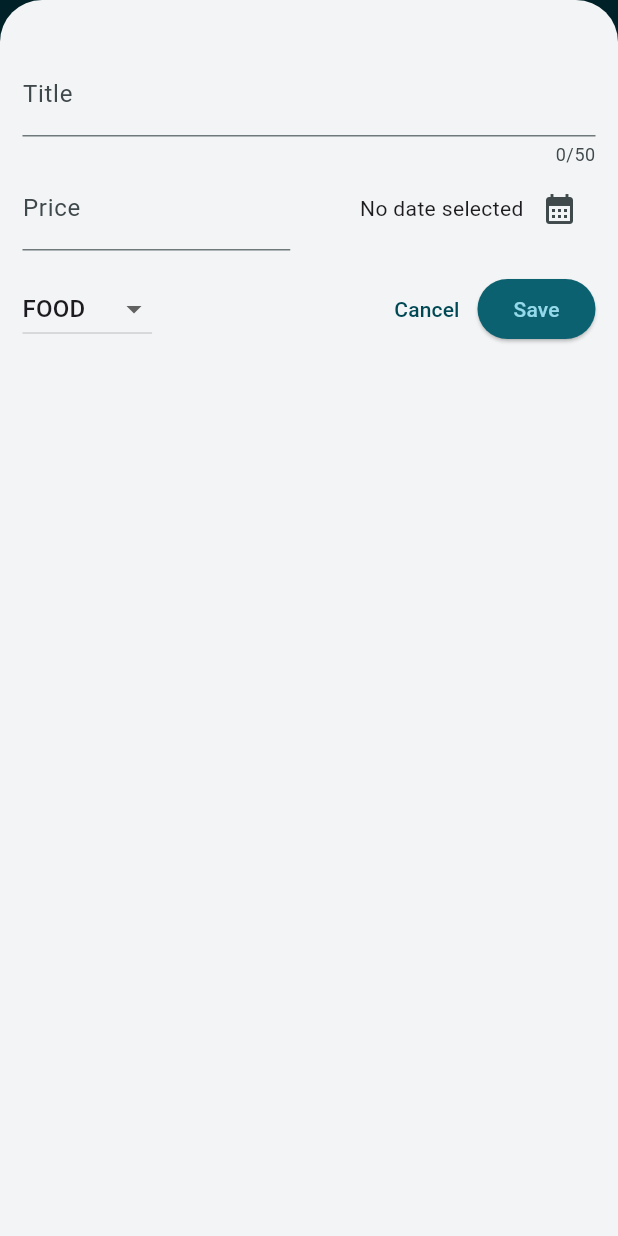
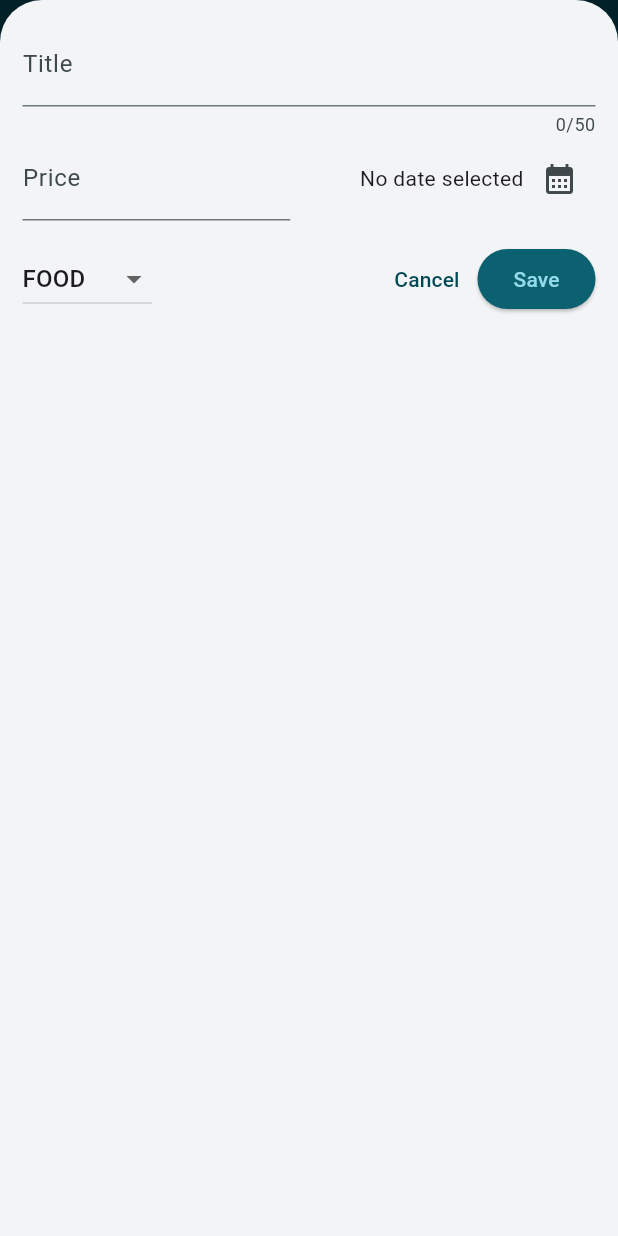
Before and after one commit to zhiharkaVal/flutter_practice, a Flutter app: the screen it shows after launch, after a tap on the "add" icon, on a phone screen of 412 x 824 dp. Run offline on Flutter 3.47's test engine with Material 3 defaults, Android fonts, the light colour scheme and no system bars; our stand-ins replace google_fonts.

Commit message:
Made layouts a bit more responsive

```diff
--- a/expense_tracker/lib/widgets/expenses.dart
+++ b/expense_tracker/lib/widgets/expenses.dart
@@ -31,6 +31,7 @@ class _ExpensesState extends State<Expenses> {
 
   void _openAddExpenseOverlay() {
     showModalBottomSheet(
+      useSafeArea: true,
       isScrollControlled: true,
       context: context,
       builder: (ctx) =>
@@ -69,6 +70,7 @@ class _ExpensesState extends State<Expenses> {
 
   @override
   Widget build(BuildContext context) {
+    final width = MediaQuery.of(context).size.width;
     Widget mainContent = Center(child: const Text('No expenses found'));
 
     if (_expenses.isNotEmpty) {
@@ -88,9 +90,20 @@ class _ExpensesState extends State<Expenses> {
           ),
         ],
       ),
-      body: Column(
+      body: width < 600
+          ? Column(
+            children: [
+              Chart(expenses: _expenses),
+              Expanded(
+                child: mainContent,
+              ),
+            ],
+          )
+        : Row(
         children: [
-          Chart(expenses: _expenses),
+          Expanded(
+            child: Chart(expenses: _expenses),
+          ),
           Expanded(
             child: mainContent,
           ),
--- a/expense_tracker/lib/widgets/new_expense.dart
+++ b/expense_tracker/lib/widgets/new_expense.dart
@@ -1,3 +1,6 @@
+import 'dart:io';
+
+import 'package:flutter/cupertino.dart';
 import 'package:flutter/material.dart';
 import 'package:expense_tracker/models/expense.dart';
 
@@ -33,11 +36,28 @@ class _NewExpenseState extends State<NewExpense> {
     });
   }
 
-  void _submitExpenseData() {
-    final enteredPrice = double.tryParse(_priceController.text);
-    final invalidEnteredPrice = (enteredPrice == null) || (enteredPrice <= 0);
+  void _showIOsDialog  () {
+    // cupertino IOs native widgets
+    showCupertinoDialog(
+      context: context,
+      builder: (ctx) =>
+        AlertDialog(
+          title: const Text('Invalid expense data'),
+          content: const Text(
+            'Please, make sure that a valid title, price and data was entered'),
+          actions: [
+            TextButton(
+              onPressed: () {
+                Navigator.pop(ctx);
+              },
+              child: const Text('Okay'),
+            )
+          ],
+        ),
+    );
+  }
 
-    if (_titleController.text.trim().isEmpty || invalidEnteredPrice || _selectedDate == null) {
+  void _showDefaultDialog () {
     showDialog(
       context: context,
       builder: (ctx) => AlertDialog(
@@ -53,6 +73,14 @@ class _NewExpenseState extends State<NewExpense> {
         ],
       ),
     );
+  }
+
+  void _submitExpenseData() {
+    final enteredPrice = double.tryParse(_priceController.text);
+    final invalidEnteredPrice = (enteredPrice == null) || (enteredPrice <= 0);
+
+    if (_titleController.text.trim().isEmpty || invalidEnteredPrice || _selectedDate == null) {
+      (Platform.isIOS) ? _showIOsDialog() : _showDefaultDialog ();
       return;
     }
 
@@ -75,10 +103,44 @@ class _NewExpenseState extends State<NewExpense> {
 
   @override
   Widget build(BuildContext context) {
-    return Padding(
-      padding: const EdgeInsets.fromLTRB(15, 35, 15, 15),
+    final keyboardSpace = MediaQuery.of(context).viewInsets.bottom;
+    return LayoutBuilder(builder: (ctx, constraints) {
+      final width = constraints.maxWidth;
+
+      return SizedBox (
+        height: double.infinity,
+        child:SingleChildScrollView(
+          child: Padding(
+            padding: EdgeInsets.fromLTRB(15, 15, 15, keyboardSpace + 15),
             child: Column(
               children: [
+                if (width >= 600)
+                  Row(
+                    crossAxisAlignment: CrossAxisAlignment.start,
+                    children: [
+                      Expanded(
+                        child: TextField(
+                          controller: _titleController,
+                          maxLength: 50,
+                          decoration: const InputDecoration(
+                            label: Text('Title')
+                          ),
+                        ),
+                      ),
+                      const SizedBox(width: 25),
+                      Expanded(
+                        child: TextField(
+                          controller: _priceController,
+                          keyboardType: TextInputType.number,
+                          decoration: const InputDecoration(
+                            prefixText: '€',
+                            label: Text('Price')
+                          ),
+                        ),
+                      ),
+                    ],
+                  )
+                else
                   TextField(
                     controller: _titleController,
                     maxLength: 50,
@@ -86,6 +148,41 @@ class _NewExpenseState extends State<NewExpense> {
                       label: Text('Title')
                     ),
                   ),
+                if (width >= 600)
+                  Row(
+                    children: [
+                      DropdownButton(
+                        value: _selectedCategory,
+                        items: Category.values.map((category) =>
+                          DropdownMenuItem(
+                            value: category,
+                            child: Text(category.name.toString().toUpperCase()),
+                          ),
+                        ).toList(),
+                        onChanged: (value) {
+                          if (value == null) return;
+                          setState(() {
+                            _selectedCategory = value;
+                          });
+                        },
+                      ),
+                      const SizedBox(width: 25),
+                      Expanded(
+                        child: Row(
+                          mainAxisAlignment:  MainAxisAlignment.end,
+                          crossAxisAlignment: CrossAxisAlignment.center,
+                          children: [
+                            Text(_selectedDate == null ? 'No date selected' : dateFormatter.format(_selectedDate!)),
+                            IconButton(
+                              onPressed: _showDatePicker,
+                              icon: const Icon(Icons.calendar_month),
+                            ),
+                          ]
+                        ),
+                      ),
+                    ]
+                  )
+                else
                   Row(
                     children: [
                       Expanded(
@@ -112,9 +209,26 @@ class _NewExpenseState extends State<NewExpense> {
                           ]
                         ),
                       ),
-            ],
+                    ]
                   ),
                   const SizedBox(height: 15),
+                  if (width >= 600)
+                    Row(
+                      children: [
+                        const Spacer(),
+                        TextButton(
+                          onPressed: () {
+                            Navigator.pop(context);
+                          },
+                          child: const Text('Cancel')
+                        ),
+                        ElevatedButton(
+                          onPressed: _submitExpenseData,
+                          child: const Text('Save')
+                        ),
+                    ],
+                  )
+                  else
                     Row(
                       children: [
                         DropdownButton(
@@ -144,9 +258,13 @@ class _NewExpenseState extends State<NewExpense> {
                             child: const Text('Save')
                         ),
                       ],
-          ),
+                    )
               ],
             ),
+          ),
+        ),
       );
+    });
+
   }
 }
```
Also changed, not shown: expense_tracker/lib/main.dart (+7 -0 lines). Lines whose indentation alone changed are shown as unchanged.
